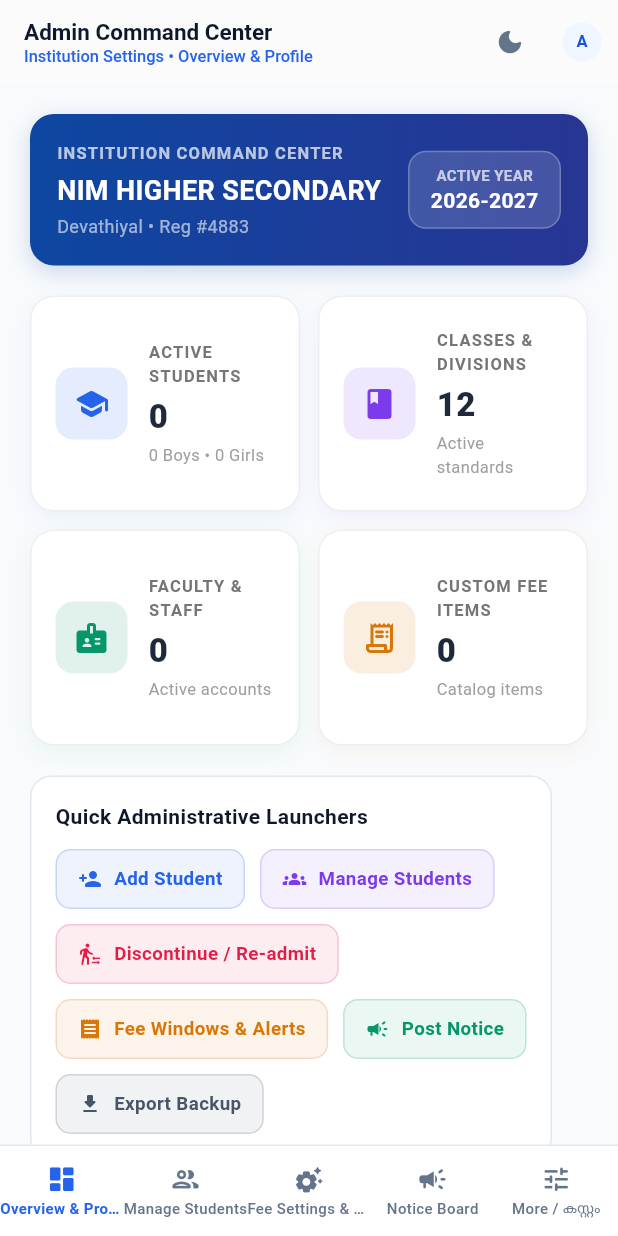
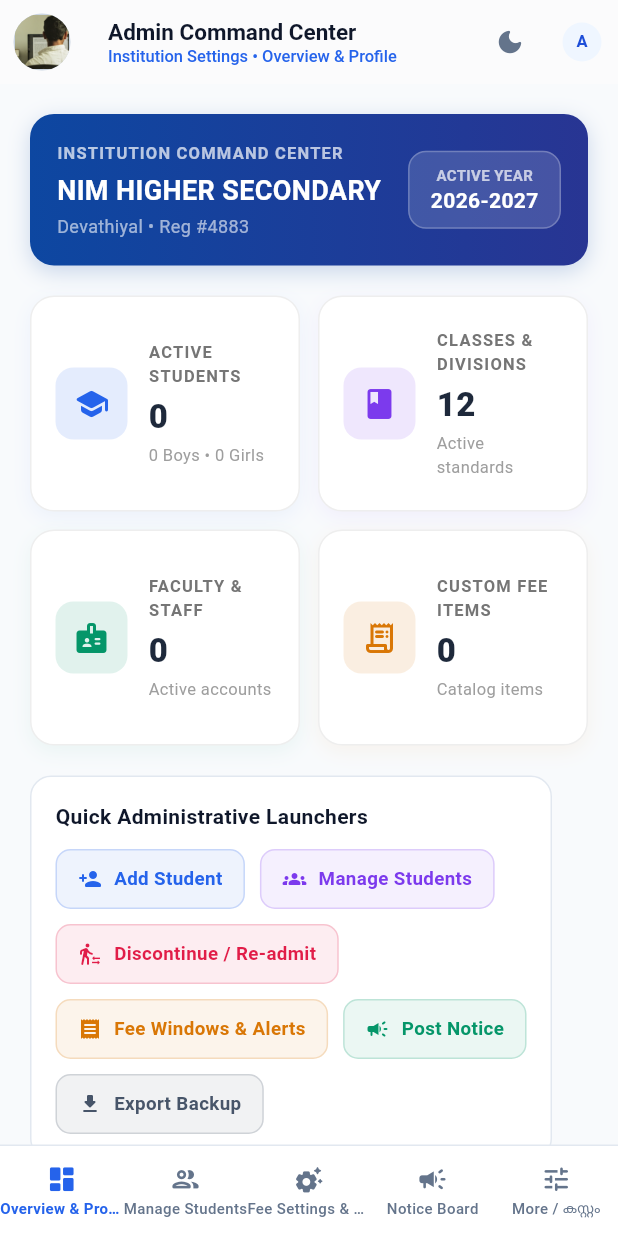
Before and after one commit to dsdjamia-coder/institution-flutter, a Flutter app: the AdminConsoleScreen screen opened by its route, on a phone screen of 412 x 824 dp. Run offline on Flutter 3.47's test engine with Material 3 defaults, Android fonts, the phone set to English and light mode, and no system bars; our stand-ins replace go_router, google_fonts, shared_preferences; accounts and stored records are empty; network calls fail.

Commit message:
feat(branding): replace Flutter logos with app icon and configure institution logo across all platforms

```diff
--- a/lib/screens/admin/admin_console_screen.dart
+++ b/lib/screens/admin/admin_console_screen.dart
@@ -2587,6 +2587,66 @@ class _AdminConsoleScreenState extends State<AdminConsoleScreen> {
           children: [
             const Text('Website & Public Profile Settings', style: TextStyle(fontSize: 15, fontWeight: FontWeight.bold, color: Color(0xFF0F172A))),
             const SizedBox(height: 14),
+
+            // Visual Branding Preview Card (Application Icon & Institution Logo)
+            Container(
+              padding: const EdgeInsets.all(14),
+              margin: const EdgeInsets.only(bottom: 16),
+              decoration: BoxDecoration(
+                color: const Color(0xFFF8FAFC),
+                borderRadius: BorderRadius.circular(12),
+                border: Border.all(color: const Color(0xFFE2E8F0)),
+              ),
+              child: Row(
+                children: [
+                  // App Icon Preview
+                  Container(
+                    width: 48,
+                    height: 48,
+                    decoration: BoxDecoration(
+                      color: Colors.white,
+                      borderRadius: BorderRadius.circular(12),
+                      border: Border.all(color: const Color(0xFFCBD5E1)),
+                    ),
+                    clipBehavior: Clip.antiAlias,
+                    child: Image.asset('assets/icon.png', fit: BoxFit.cover),
+                  ),
+                  const SizedBox(width: 12),
+                  const Expanded(
+                    child: Column(
+                      crossAxisAlignment: CrossAxisAlignment.start,
+                      children: [
+                        Text('Application Icon (App Logo)', style: TextStyle(fontSize: 13, fontWeight: FontWeight.bold, color: Color(0xFF0F172A))),
+                        Text('APK Launcher, Web Favicon & Device Icon', style: TextStyle(fontSize: 11, color: Color(0xFF64748B))),
+                      ],
+                    ),
+                  ),
+                  const SizedBox(width: 16),
+                  // Institution Logo Preview
+                  Container(
+                    width: 48,
+                    height: 48,
+                    decoration: BoxDecoration(
+                      color: Colors.white,
+                      shape: BoxShape.circle,
+                      border: Border.all(color: const Color(0xFFCBD5E1)),
+                    ),
+                    clipBehavior: Clip.antiAlias,
+                    child: Image.asset('assets/images/logo.png', fit: BoxFit.cover),
+                  ),
+                  const SizedBox(width: 12),
+                  const Expanded(
+                    child: Column(
+                      crossAxisAlignment: CrossAxisAlignment.start,
+                      children: [
+                        Text('Institution Logo', style: TextStyle(fontSize: 13, fontWeight: FontWeight.bold, color: Color(0xFF0F172A))),
+                        Text('Default School Logo for Receipts & ID Cards', style: TextStyle(fontSize: 11, color: Color(0xFF64748B))),
+                      ],
+                    ),
+                  ),
+                ],
+              ),
+            ),
             Row(
               children: [
                 Expanded(child: TextField(controller: _webAppNameCtrl, decoration: const InputDecoration(labelText: 'App Name', border: OutlineInputBorder()))),
--- a/lib/widgets/layout/adaptive_portal_scaffold.dart
+++ b/lib/widgets/layout/adaptive_portal_scaffold.dart
@@ -254,7 +254,7 @@ class _AdaptivePortalScaffoldState extends State<AdaptivePortalScaffold> {
                     mainAxisAlignment: _isSidebarExpanded ? MainAxisAlignment.spaceBetween : MainAxisAlignment.center,
                     children: [
                       if (_isSidebarExpanded) ...[
-                        // Logo at left corner
+                        // Application Logo at left corner
                         Container(
                           width: 36,
                           height: 36,
@@ -265,7 +265,7 @@ class _AdaptivePortalScaffoldState extends State<AdaptivePortalScaffold> {
                           ),
                           clipBehavior: Clip.antiAlias,
                           child: Image.asset(
-                            'assets/images/logo.png',
+                            'assets/icon.png',
                             fit: BoxFit.cover,
                             errorBuilder: (_, __, ___) => const Icon(Icons.school, size: 20, color: Color(0xFF2563EB)),
                           ),
@@ -310,7 +310,6 @@ class _AdaptivePortalScaffoldState extends State<AdaptivePortalScaffold> {
                     child: Row(
                       mainAxisSize: MainAxisSize.min,
                       children: [
-                        if (!_isSidebarExpanded) ...[
                         Container(
                           width: 32,
                           height: 32,
@@ -327,7 +326,6 @@ class _AdaptivePortalScaffoldState extends State<AdaptivePortalScaffold> {
                             errorBuilder: (_, __, ___) => const Icon(Icons.school, size: 18, color: Color(0xFF2563EB)),
                           ),
                         ),
-                        ],
                         Column(
                           mainAxisAlignment: MainAxisAlignment.center,
                           crossAxisAlignment: CrossAxisAlignment.center,
@@ -801,6 +799,21 @@ class _AdaptivePortalScaffoldState extends State<AdaptivePortalScaffold> {
       appBar: AppBar(
         backgroundColor: Colors.white,
         elevation: 0.5,
+        leading: Padding(
+          padding: const EdgeInsets.all(9.0),
+          child: Container(
+            decoration: BoxDecoration(
+              shape: BoxShape.circle,
+              border: Border.all(color: const Color(0xFFCBD5E1)),
+            ),
+            clipBehavior: Clip.antiAlias,
+            child: Image.asset(
+              'assets/icon.png',
+              fit: BoxFit.cover,
+              errorBuilder: (_, __, ___) => const Icon(Icons.school, size: 20, color: Color(0xFF2563EB)),
+            ),
+          ),
+        ),
         title: Column(
           crossAxisAlignment: CrossAxisAlignment.start,
           mainAxisSize: MainAxisSize.min,
--- a/pubspec.yaml
+++ b/pubspec.yaml
@@ -26,3 +26,4 @@ flutter:
   uses-material-design: true
   assets:
     - assets/
+    - assets/images/
```
Also changed, not shown: lib/screens/official/official_hub_screen.dart (+15 -0 lines), lib/screens/student/student_portal_screen.dart (+23 -3 lines), lib/widgets/landing/secure_login_modal.dart (+16 -8 lines), lib/widgets/receipt_dialog.dart (+15 -0 lines), 35 other files. Lines whose indentation alone changed are shown as unchanged.
